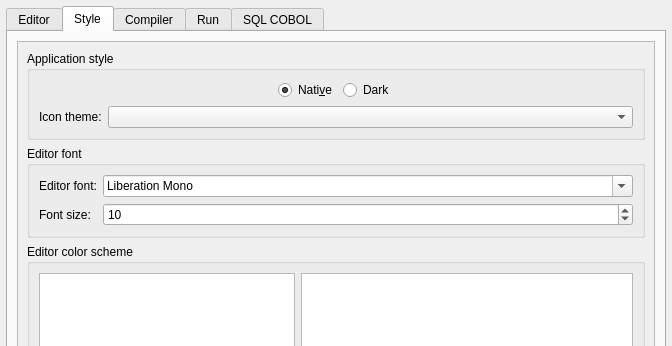
OpenCobolIDE/OpenCobolIDE, file forms/dlg_preferences.ui: the form before one commit; both pictures show x 0 to 672 and y 0 to 346 of the 672 by 941 pixel window.
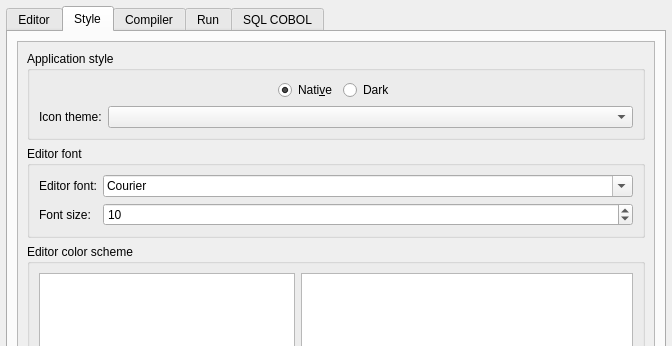
The form after the commit. The open tabs and pages were chosen to show the change. Icons and pictures are not drawn. Custom widgets are drawn as their Qt base class.

What changed in the file:
```diff
--- a/forms/dlg_preferences.ui
+++ b/forms/dlg_preferences.ui
@@ -524,8 +524,8 @@
               <rect>
                <x>0</x>
                <y>0</y>
-               <width>371</width>
-               <height>302</height>
+               <width>364</width>
+               <height>362</height>
               </rect>
              </property>
              <layout class="QVBoxLayout" name="verticalLayout_8">
@@ -642,7 +642,7 @@
                      </property>
                      <property name="currentFont">
                       <font>
-                       <family>Consolas</family>
+                       <family>Clean</family>
                       </font>
                      </property>
                     </widget>
```
Left out of the diff: 42 changed lines with no effect on the pictures.
